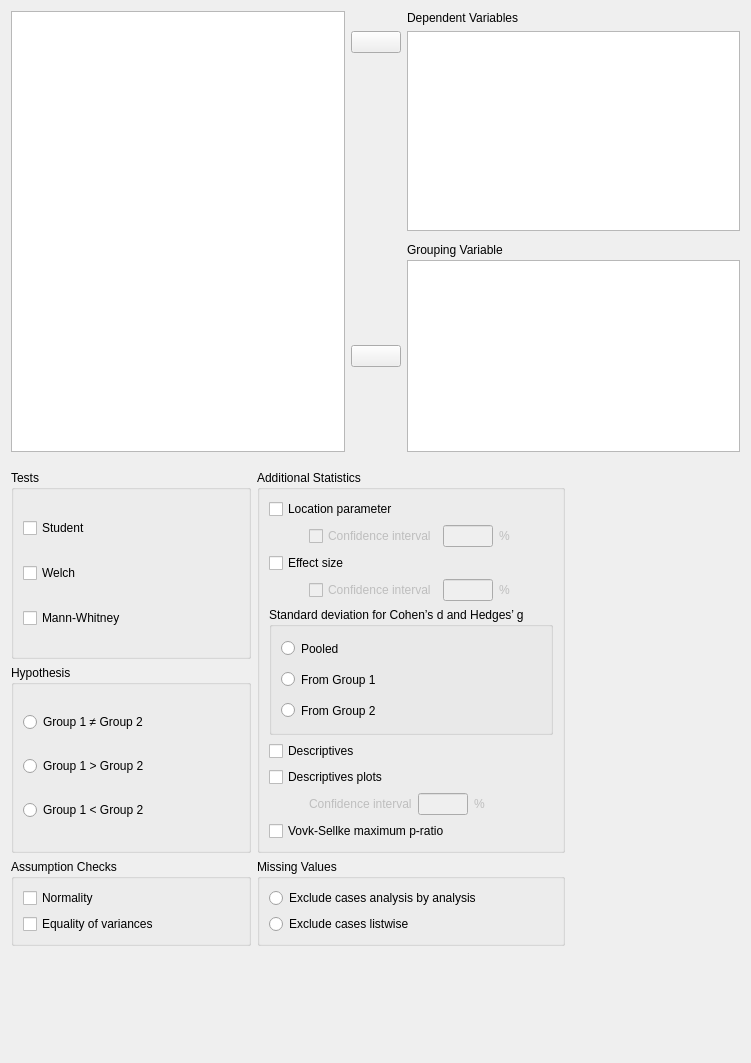
First picture: the form in JASP-Desktop/analysisforms/Common/ttestindependentsamplesform.ui, repository jasp-stats/jasp-desktop, before the edit.
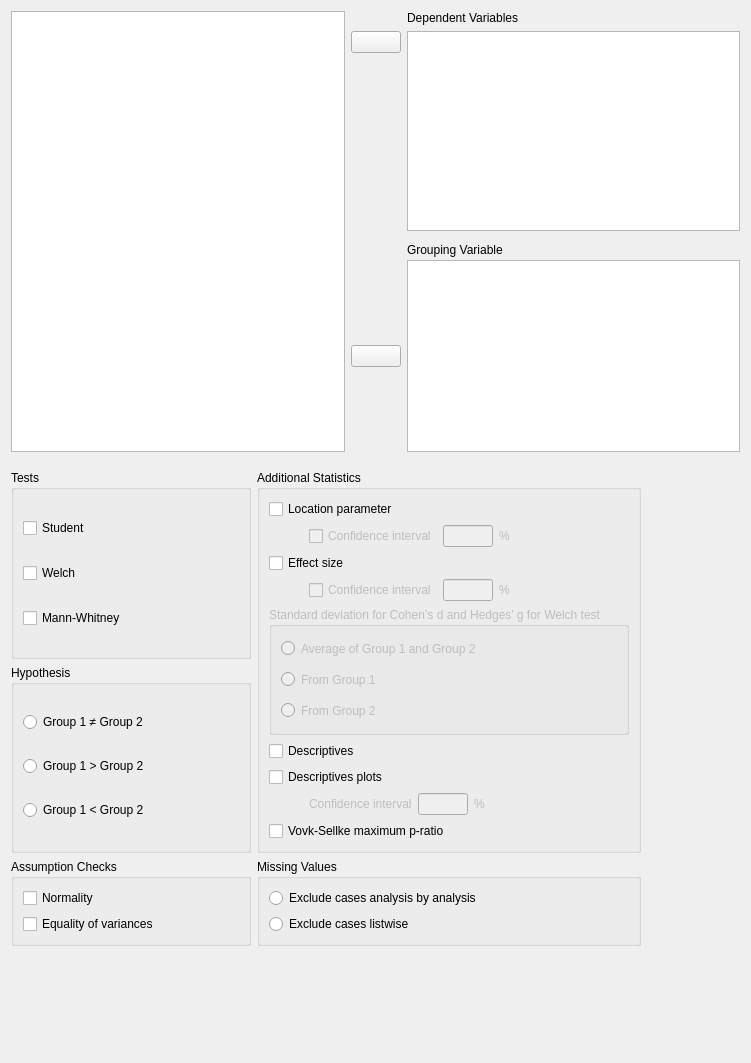
Second picture: the form after the edit. Custom widgets are drawn as their Qt base class.

```diff
--- a/JASP-Desktop/analysisforms/Common/ttestindependentsamplesform.ui
+++ b/JASP-Desktop/analysisforms/Common/ttestindependentsamplesform.ui
@@ -2,6 +2,9 @@
 <ui version="4.0">
  <class>TTestIndependentSamplesForm</class>
  <widget class="QWidget" name="TTestIndependentSamplesForm">
+  <property name="enabled">
+   <bool>true</bool>
+  </property>
   <property name="geometry">
    <rect>
     <x>0</x>
@@ -745,6 +748,9 @@
          </item>
          <item row="4" column="0">
           <widget class="BoundGroupBox" name="effectSizeSD">
+           <property name="enabled">
+            <bool>false</bool>
+           </property>
            <property name="minimumSize">
             <size>
              <width>0</width>
@@ -752,7 +758,7 @@
             </size>
            </property>
            <property name="title">
-            <string>Standard deviation for Cohen’s d and Hedges’ g</string>
+            <string>Standard deviation for Cohen’s d and Hedges’ g for Welch test</string>
            </property>
            <layout class="QGridLayout" name="gridLayout_2">
             <item row="2" column="0">
@@ -790,7 +796,7 @@
                </size>
               </property>
               <property name="text">
-               <string>Pooled</string>
+               <string>Average of Group 1 and Group 2</string>
               </property>
              </widget>
             </item>
```
Left out of the diff: 88 changed lines with no effect on the pictures.
